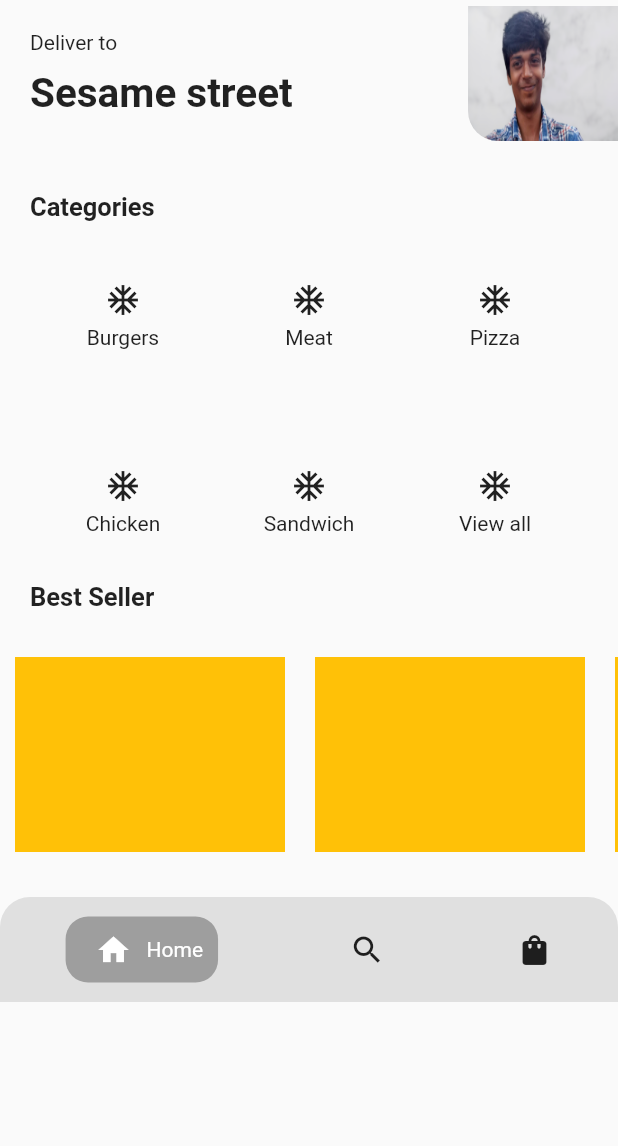
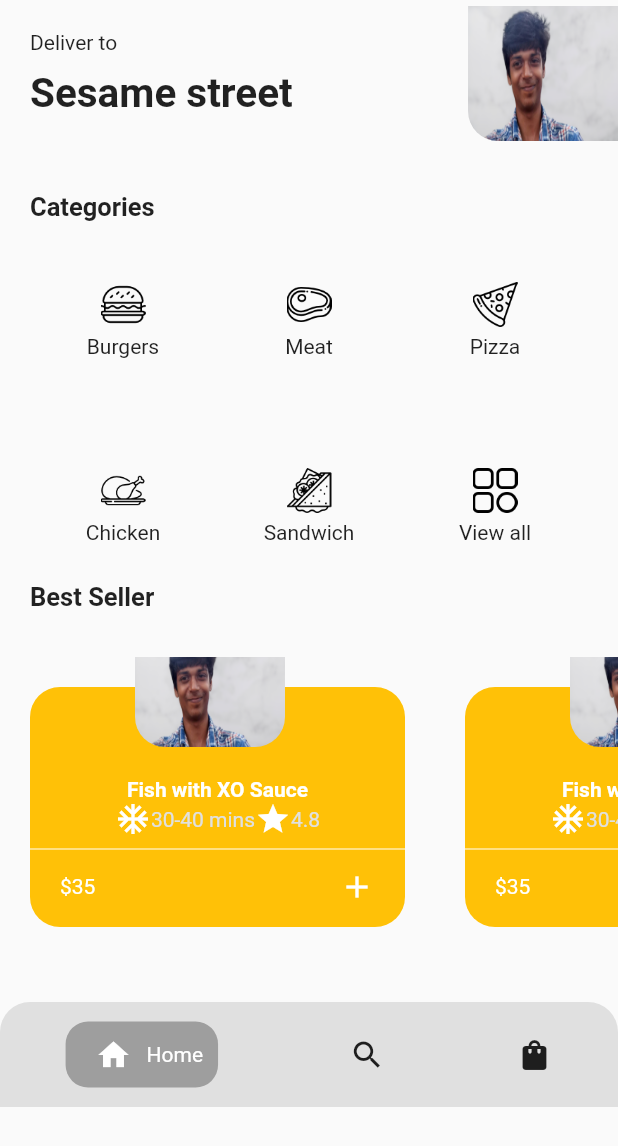
Before and after one commit to newallJemuelD/flutter_foodapp, a Flutter app: the screen it shows after launch, on a phone screen of 412 x 824 dp. Shown: the top 1146 px of the screen. Run offline on Flutter 3.47's test engine with Material 2 defaults, Android fonts, the phone set to English and light mode, and no system bars; our stand-ins replace rxdart.

Commit message:
categories_bestsellers design update

```diff
--- a/lib/components/categories_bestsellers.dart
+++ b/lib/components/categories_bestsellers.dart
@@ -1,4 +1,5 @@
 import 'package:flutter/material.dart';
+import 'package:rxdart/rxdart.dart';
 
 class CategoriesAndBestsellers extends StatefulWidget {
   const CategoriesAndBestsellers({
@@ -12,9 +13,10 @@ class CategoriesAndBestsellers extends StatefulWidget {
 
 class _CategoriesAndBestsellersState extends State<CategoriesAndBestsellers> {
   Color cellColor = Colors.amber;
+  BehaviorSubject<Color> cellColorBS;
 
   changeColor(index) {
-    setState(() {
+    //setState(() {
     switch (index) {
       case 0:
         cellColor = Colors.red;
@@ -25,11 +27,28 @@ class _CategoriesAndBestsellersState extends State<CategoriesAndBestsellers> {
       case 2:
         cellColor = Colors.green;
         break;
+      case 3:
+        cellColor = Colors.purple;
+        break;
+      case 4:
+        cellColor = Colors.yellow;
+        break;
+      case 5:
+        cellColor = Colors.black;
+        break;
     }
-    });
+    cellColorBS.add(cellColor);
+    // });
   }
 
-  List<Icons> foodIcons = [];
+  List<String> foodIcons = [
+    'images/003-hamburger.png',
+    'images/005-meat.png',
+    'images/004-pizza.png',
+    'images/002-chicken-leg.png',
+    'images/001-sandwich.png',
+    'images/006-menu.png'
+  ];
 
   List<String> foodNames = [
     'Burgers',
@@ -39,6 +58,12 @@ class _CategoriesAndBestsellersState extends State<CategoriesAndBestsellers> {
     'Sandwich',
     'View all'
   ];
+
+  @override
+  void initState() {
+    cellColorBS = BehaviorSubject<Color>.seeded(cellColor);
+    super.initState();
+  }
 
   @override
   Widget build(BuildContext context) {
@@ -67,21 +92,22 @@ class _CategoriesAndBestsellersState extends State<CategoriesAndBestsellers> {
                 ),
                 itemCount: 6,
                 itemBuilder: (BuildContext context, int index) {
-                  return Column(
-                    children: [
-                      GestureDetector(
-                        child: Icon(
-                          Icons.ac_unit,
-                        ),
+                  return GestureDetector(
                     onTap: () {
                       changeColor(index);
                     },
+                    child: Column(
+                      children: [
+                        Image(
+                          image: AssetImage(foodIcons[index]),
+                          height: 30,
                         ),
                         Padding(
                           padding: const EdgeInsets.all(5.0),
                           child: Text(foodNames[index]),
                         ),
                       ],
+                    ),
                   );
                 },
               ),
@@ -99,19 +125,111 @@ class _CategoriesAndBestsellersState extends State<CategoriesAndBestsellers> {
           ),
         ),
         Container(
-          margin: EdgeInsets.fromLTRB(0, 20, 0, 20),
-          height: 150,
-          child: ListView.builder(
+          margin: EdgeInsets.fromLTRB(0, 30, 0, 30),
+          height: 200,
+          child: StreamBuilder(
+            stream: cellColorBS,
+            builder: (context, snapshot) {
+              return ListView.builder(
                 scrollDirection: Axis.horizontal,
                 itemCount: 4,
                 itemBuilder: (context, index) {
                   return Padding(
-                padding: const EdgeInsets.all(10.0),
-                child: Container(
-                  height: 60,
-                  width: 180,
-                  color: cellColor,
+                    padding: const EdgeInsets.all(20.0),
+                    child: Stack(
+                      clipBehavior: Clip.none,
+                      children: [
+                        Container(
+                          width: 250,
+                          decoration: BoxDecoration(
+                            color: snapshot.data,
+                            borderRadius: BorderRadius.circular(20),
                           ),
+                          child: Column(
+                            mainAxisAlignment: MainAxisAlignment.center,
+                            children: [
+                              Container(
+                                margin: EdgeInsets.fromLTRB(0, 45, 0, 0),
+                                child: Column(
+                                  children: [
+                                    Text(
+                                      'Fish with XO Sauce',
+                                      style: TextStyle(
+                                        fontWeight: FontWeight.bold,
+                                        color: Colors.white,
+                                      ),
+                                    ),
+                                    Row(
+                                      mainAxisAlignment:
+                                          MainAxisAlignment.center,
+                                      children: [
+                                        Icon(
+                                          Icons.ac_unit,
+                                          color: Colors.white,
+                                        ),
+                                        Text(
+                                          '30-40 mins',
+                                          style: TextStyle(
+                                            color: Colors.grey[300],
+                                          ),
+                                        ),
+                                        Icon(
+                                          Icons.star,
+                                          color: Colors.white,
+                                        ),
+                                        Text(
+                                          '4.8',
+                                          style: TextStyle(
+                                            color: Colors.grey[300],
+                                          ),
+                                        ),
+                                      ],
+                                    ),
+                                    Divider(
+                                      color: Colors.white,
+                                    ),
+                                    Padding(
+                                      padding: const EdgeInsets.fromLTRB(20, 5, 20, 0),
+                                      child: Row(
+                                        mainAxisAlignment:
+                                            MainAxisAlignment.spaceBetween,
+                                        children: [
+                                          Text(
+                                            '\$35',
+                                            style: TextStyle(
+                                              color: Colors.white,
+                                            ),
+                                          ),
+                                          Icon(
+                                            Icons.add,
+                                            color: Colors.white,
+                                          ),
+                                        ],
+                                      ),
+                                    ),
+                                  ],
+                                ),
+                              )
+                            ],
+                          ),
+                        ),
+                        Positioned(
+                          top: -40,
+                          right: 80,
+                          child: ClipRRect(
+                            borderRadius: BorderRadius.circular(20),
+                            child: Image.asset(
+                              'images/newall.png',
+                              height: 80,
+                              width: 100,
+                              fit: BoxFit.fill,
+                            ),
+                          ),
+                        ),
+                      ],
+                    ),
+                  );
+                },
               );
             },
           ),
```
Also changed, not shown: pubspec.yaml (+8 -0 lines), images/001-sandwich.png (added), images/002-chicken-leg.png (added), images/003-hamburger.png (added), images/004-pizza.png (added), images/005-meat.png (added), images/006-menu.png (added), pubspec.lock. Lines whose indentation alone changed are shown as unchanged.
